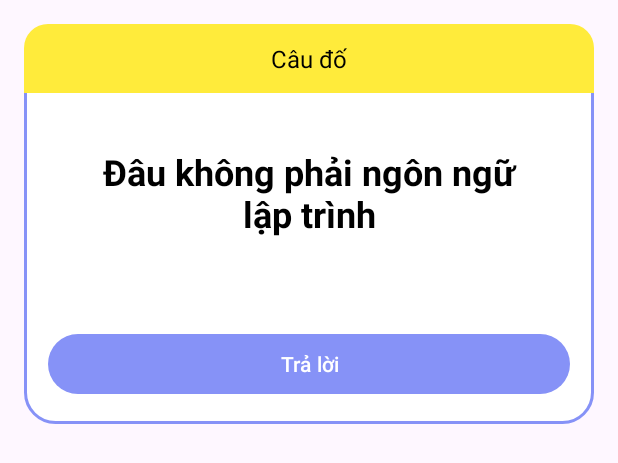
After one commit to PhamTienDat42/Game_GiaiDo_android_java, an Android app: the layout layout_dialog_quiz.xml on its own in the app's theme, with its tools: preview values and no code run, on a phone screen of 412 x 824 dp. The commit adds this screen. Shown: the top 463 px of the screen. Run offline under Robolectric (Android 15) with nearby library versions, the phone set to English and light mode, and no system bars.

Commit message:
add layout dialog quiz

```diff
--- /dev/null
+++ b/app/src/main/res/drawable/bg_yellow_comer_16_top_left_top_right.xml
@@ -0,0 +1,8 @@
+<?xml version="1.0" encoding="utf-8"?>
+<shape xmlns:android="http://schemas.android.com/apk/res/android">
+
+    <solid android:color="@color/yellow"/>
+
+    <corners android:topRightRadius="16dp"
+            android:topLeftRadius="16dp"/>
+</shape>
--- /dev/null
+++ b/app/src/main/res/layout/layout_dialog_quiz.xml
@@ -0,0 +1,51 @@
+<?xml version="1.0" encoding="utf-8"?>
+<LinearLayout xmlns:android="http://schemas.android.com/apk/res/android"
+    android:layout_width="match_parent"
+    android:layout_height="wrap_content"
+    android:background="@drawable/white_background"
+    android:orientation="vertical"
+    android:layout_margin="16dp">
+
+    <TextView
+        android:layout_width="match_parent"
+        android:layout_height="wrap_content"
+        android:padding="12dp"
+        android:textColor="@color/black"
+        android:textSize="16dp"
+        android:gravity="center"
+        android:background="@drawable/bg_yellow_comer_16_top_left_top_right"
+        android:text="Câu đố"/>
+
+    <LinearLayout
+        android:layout_width="match_parent"
+        android:layout_height="wrap_content"
+        android:padding="16dp"
+        android:orientation="vertical"
+        android:layout_gravity="center">
+
+        <TextView
+            android:layout_width="match_parent"
+            android:layout_height="wrap_content"
+            android:id="@+id/questionTextView"
+            android:textStyle="bold"
+            android:text="Đâu không phải ngôn ngữ lập trình"
+            android:textColor="@color/black"
+            android:textSize="24dp"
+            android:textAlignment="center"
+            android:layout_margin="20dp"/>
+
+        <RadioGroup
+            android:id="@+id/answersRadioGroup"
+            android:layout_width="match_parent"
+            android:layout_height="wrap_content"
+            android:orientation="vertical"
+            android:gravity="center_vertical"/>
+
+        <Button
+            android:layout_width="match_parent"
+            android:layout_height="wrap_content"
+            android:id="@+id/submit_btn"
+            android:text="Trả lời"
+            android:layout_marginTop="40dp"/>
+    </LinearLayout>
+</LinearLayout>
--- a/app/src/main/res/values/colors.xml
+++ b/app/src/main/res/values/colors.xml
@@ -10,4 +10,5 @@
     <color name="lavender">#8692f7</color>
     <color name="purple">#800080FF</color>
     <color name="grey">#ff424242</color>
+    <color name="yellow">#FFEB3B</color>
 </resources>
--- a/gradle.properties
+++ b/gradle.properties
@@ -19,3 +19,4 @@ android.useAndroidX=true
 # resources declared in the library itself and none from the library's dependencies,
 # thereby reducing the size of the R class for that library
 android.nonTransitiveRClass=true
+android.enableJetifier=true
```
Also changed, not shown: app/src/main/java/com/example/game_giaido/MapsActivity.java (+105 -18 lines), app/src/main/res/layout/activity_maps.xml (+8 -8 lines).
